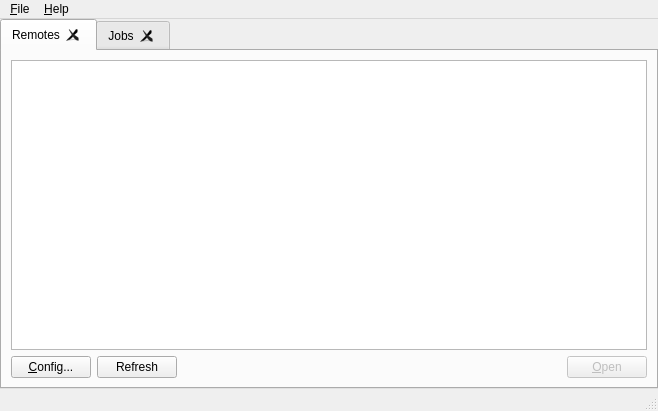
Above: src/main_window.ui from mmozeiko/RcloneBrowser before the change. Below: the same form after it.
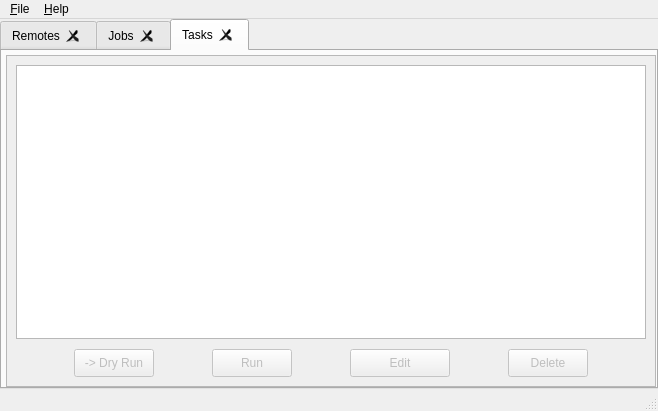
That is the form after the change.

Commit message: introduce repeatable tasks feature

Patch:
```diff
--- a/src/main_window.ui
+++ b/src/main_window.ui
@@ -33,7 +33,7 @@
     <item>
      <widget class="QTabWidget" name="tabs">
       <property name="currentIndex">
-       <number>0</number>
+       <number>2</number>
       </property>
       <property name="tabsClosable">
        <bool>true</bool>
@@ -164,6 +164,189 @@
         </item>
        </layout>
       </widget>
+      <widget class="QWidget" name="tasksTab">
+       <attribute name="title">
+        <string>Tasks</string>
+       </attribute>
+       <layout class="QVBoxLayout" name="verticalLayout_5">
+        <property name="leftMargin">
+         <number>4</number>
+        </property>
+        <property name="topMargin">
+         <number>4</number>
+        </property>
+        <property name="rightMargin">
+         <number>0</number>
+        </property>
+        <property name="bottomMargin">
+         <number>0</number>
+        </property>
+        <item>
+         <widget class="QScrollArea" name="tasksArea">
+          <property name="widgetResizable">
+           <bool>true</bool>
+          </property>
+          <widget class="QWidget" name="scrollAreaWidgetContentsTasks">
+           <property name="geometry">
+            <rect>
+             <x>0</x>
+             <y>0</y>
+             <width>646</width>
+             <height>307</height>
+            </rect>
+           </property>
+           <layout class="QVBoxLayout" name="verticalLayout_6">
+            <item>
+             <widget class="QListWidget" name="tasksListWidget"/>
+            </item>
+            <item>
+             <layout class="QVBoxLayout" name="tasks" stretch=""/>
+            </item>
+            <item>
+             <widget class="QWidget" name="tasksActionBar" native="true">
+              <property name="sizePolicy">
+               <sizepolicy hsizetype="Minimum" vsizetype="Preferred">
+                <horstretch>0</horstretch>
+                <verstretch>0</verstretch>
+               </sizepolicy>
+              </property>
+              <property name="minimumSize">
+               <size>
+                <width>200</width>
+                <height>20</height>
+               </size>
+              </property>
+              <property name="maximumSize">
+               <size>
+                <width>16777215</width>
+                <height>32</height>
+               </size>
+              </property>
+              <layout class="QHBoxLayout" name="horizontalLayout_2">
+               <property name="spacing">
+                <number>4</number>
+               </property>
+               <property name="leftMargin">
+                <number>4</number>
+               </property>
+               <property name="topMargin">
+                <number>4</number>
+               </property>
+               <property name="rightMargin">
+                <number>4</number>
+               </property>
+               <property name="bottomMargin">
+                <number>4</number>
+               </property>
+               <item>
+                <widget class="QPushButton" name="buttonDryrunTask">
+                 <property name="enabled">
+                  <bool>false</bool>
+                 </property>
+                 <property name="sizePolicy">
+                  <sizepolicy hsizetype="Fixed" vsizetype="Fixed">
+                   <horstretch>0</horstretch>
+                   <verstretch>0</verstretch>
+                  </sizepolicy>
+                 </property>
+                 <property name="minimumSize">
+                  <size>
+                   <width>0</width>
+                   <height>28</height>
+                  </size>
+                 </property>
+                 <property name="text">
+                  <string>-&gt; Dry Run</string>
+                 </property>
+                </widget>
+               </item>
+               <item>
+                <widget class="QPushButton" name="buttonRunTask">
+                 <property name="enabled">
+                  <bool>false</bool>
+                 </property>
+                 <property name="sizePolicy">
+                  <sizepolicy hsizetype="Fixed" vsizetype="Fixed">
+                   <horstretch>0</horstretch>
+                   <verstretch>0</verstretch>
+                  </sizepolicy>
+                 </property>
+                 <property name="minimumSize">
+                  <size>
+                   <width>0</width>
+                   <height>28</height>
+                  </size>
+                 </property>
+                 <property name="text">
+                  <string>Run</string>
+                 </property>
+                </widget>
+               </item>
+               <item>
+                <widget class="QPushButton" name="buttonEditTask">
+                 <property name="enabled">
+                  <bool>false</bool>
+                 </property>
+                 <property name="sizePolicy">
+                  <sizepolicy hsizetype="Fixed" vsizetype="Fixed">
+                   <horstretch>0</horstretch>
+                   <verstretch>0</verstretch>
+                  </sizepolicy>
+                 </property>
+                 <property name="minimumSize">
+                  <size>
+                   <width>0</width>
+                   <height>28</height>
+                  </size>
+                 </property>
+                 <property name="maximumSize">
+                  <size>
+                   <width>100</width>
+                   <height>16777215</height>
+                  </size>
+                 </property>
+                 <property name="layoutDirection">
+                  <enum>Qt::LeftToRight</enum>
+                 </property>
+                 <property name="text">
+                  <string>Edit</string>
+                 </property>
+                </widget>
+               </item>
+               <item>
+                <widget class="QPushButton" name="buttonDeleteTask">
+                 <property name="enabled">
+                  <bool>false</bool>
+                 </property>
+                 <property name="sizePolicy">
+                  <sizepolicy hsizetype="Fixed" vsizetype="Fixed">
+                   <horstretch>0</horstretch>
+                   <verstretch>0</verstretch>
+                  </sizepolicy>
+                 </property>
+                 <property name="minimumSize">
+                  <size>
+                   <width>0</width>
+                   <height>28</height>
+                  </size>
+                 </property>
+                 <property name="layoutDirection">
+                  <enum>Qt::LeftToRight</enum>
+                 </property>
+                 <property name="text">
+                  <string>Delete</string>
+                 </property>
+                </widget>
+               </item>
+              </layout>
+             </widget>
+            </item>
+           </layout>
+          </widget>
+         </widget>
+        </item>
+       </layout>
+      </widget>
      </widget>
     </item>
    </layout>
```
Left out of the diff: 8 changed lines with no effect on the pictures. The commit also changes 12 other files.
